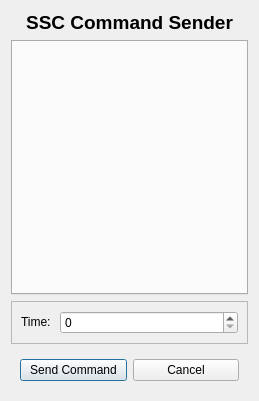
raybrshen/pumpkin_ws, file src/pumpkin_qt/ui/sscmovecommand.ui: the form before one commit.
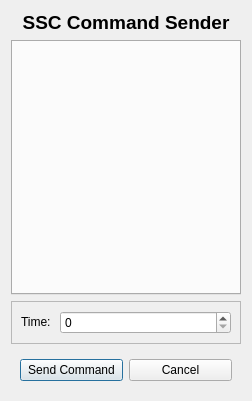
The form after the commit.

What changed in the file:
```diff
--- a/src/pumpkin_qt/ui/sscmovecommand.ui
+++ b/src/pumpkin_qt/ui/sscmovecommand.ui
@@ -6,10 +6,16 @@
    <rect>
     <x>0</x>
     <y>0</y>
-    <width>259</width>
+    <width>252</width>
     <height>401</height>
    </rect>
   </property>
+  <property name="sizePolicy">
+   <sizepolicy hsizetype="Fixed" vsizetype="Preferred">
+    <horstretch>0</horstretch>
+    <verstretch>0</verstretch>
+   </sizepolicy>
+  </property>
   <property name="windowTitle">
    <string>Dialog</string>
   </property>
```
Left out of the diff: 3 changed lines with no effect on the pictures.
